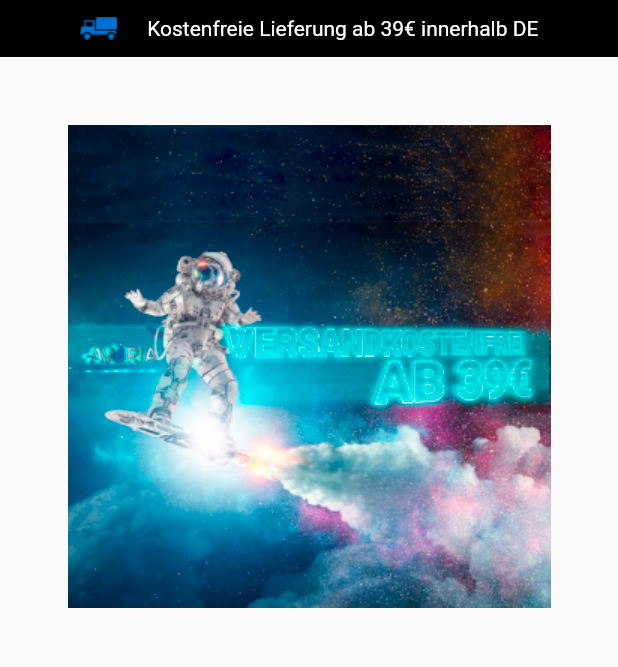
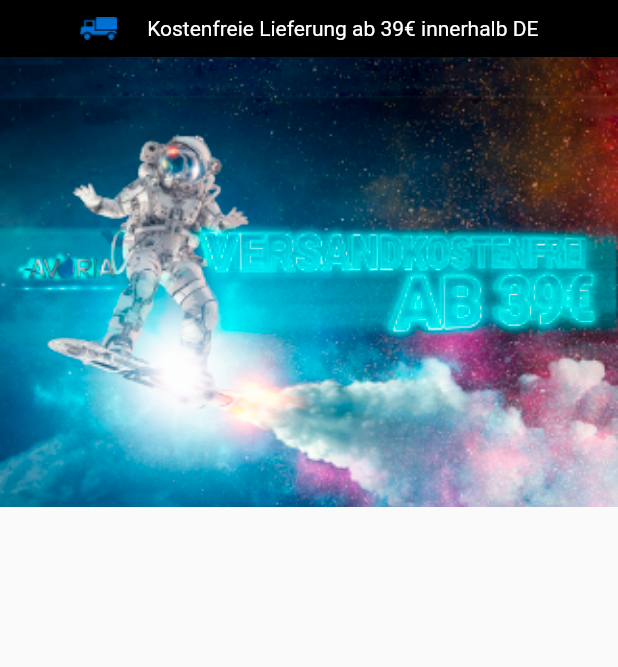
Before and after one commit to MysticalNobody/avoria_liquids, a Flutter app: the screen it shows after launch, on a phone screen of 412 x 824 dp, the part 84-751 px from its top. Run offline on Flutter 3.47's test engine with Material 2 defaults, Android fonts, the phone set to English and light mode, and no system bars; drawn by our look-alikes of carousel_slider; missing offline and left inert: residemenu; statements that could not run were skipped.

Commit message:
Изменил карусель на главной, начал делать профиль

```diff
--- a/lib/main.dart
+++ b/lib/main.dart
@@ -73,8 +73,6 @@ class _MyHomePageState extends State<MyHomePage> {
                         }
                     )
                   ],
-                  // Here we take the value from the MyHomePage object that was created by
-                  // the App.build method, and use it to set our appbar title.
                   title: new Image.asset(
                     "images/logo.png", fit: BoxFit.contain, width: 65.0,),
                 ),
@@ -96,18 +94,17 @@ class _MyHomePageState extends State<MyHomePage> {
                         ],),
                       ),
                       new Container(
-                        child: new CarouselSlider(
-                          items: <Widget>[
-                            new Image.asset("images/slider/1.png"),
-                            new Image.asset("images/slider/2.png"),
-                          ],
-                          viewportFraction: 1.0,
-                          aspectRatio: 1.0
-                        ),
+                        height: 300.0,
                         width: MediaQuery
                             .of(context)
                             .size
                             .width,
+                        child: new PageView(
+                          children: <Widget>[
+                            new Image.asset("images/slider/1.png",fit: BoxFit.fitWidth,),
+                            new Image.asset("images/slider/2.png",fit: BoxFit.fitWidth),
+                          ],
+                        ),
                       )
                     ],
                   ),
@@ -130,8 +127,8 @@ class _MyHomePageState extends State<MyHomePage> {
             onOpen: (bool left) {},
             onOffsetChange: (double offset) {
               setState(() {
-                bg = offset > 0 ? Profile.bg : Menu
-                    .bg; //Если offset >  0, то левое меню, если < 0 то правое
+                bg = offset > 0 ? Profile.bg
+                    : Menu.bg; //Если offset >  0, то левое меню, если < 0 то правое
               });
             }
         )
--- a/pubspec.yaml
+++ b/pubspec.yaml
@@ -39,6 +39,7 @@ flutter:
     - icons/car.png
     - images/slider/1.png
     - images/slider/2.png
+    - images/logo_profile.png
 
   # An image asset can refer to one or more resolution-specific "variants", see
   # https://flutter.io/assets-and-images/#resolution-aware.
```
Also changed, not shown: lib/profile_menu.dart (+36 -4 lines).
